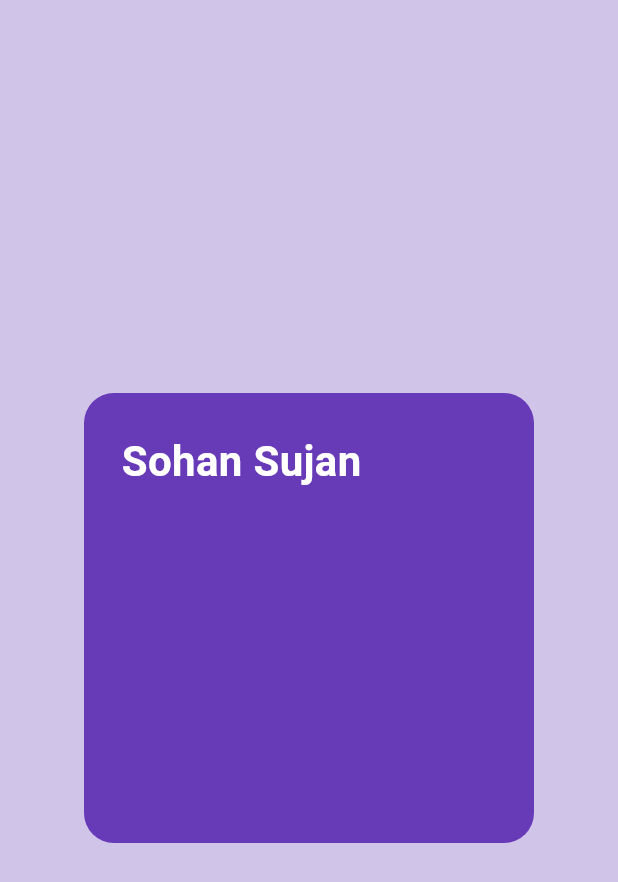
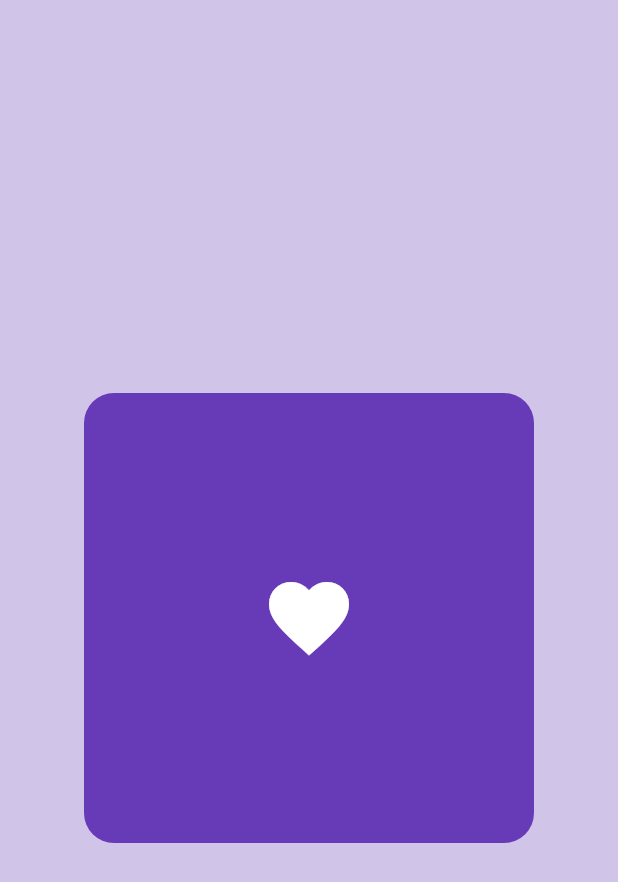
Before and after one commit to ProgrammerSohan/Flutter-Dart-Practices, a Flutter app: the screen it shows after launch, on a phone screen of 412 x 824 dp. Shown: the top 882 px of the screen. Run offline on Flutter 3.47's test engine with Material 3 defaults, Android fonts, the phone set to English and light mode, and no system bars.

Commit message:
06-widgets-icon

```diff
--- a/lib/main.dart
+++ b/lib/main.dart
@@ -28,20 +28,18 @@ class MyApp extends StatelessWidget {
             ),
 
             padding: EdgeInsets.all(25),
-            child: Text(
-              "Sohan Sujan",
-               style: TextStyle(
-                  color: Colors.white,
-                  fontSize: 28,
-                  fontWeight: FontWeight.bold,
+            child: Icon(
+                Icons.favorite,
+                color:Colors.white,
+                size: 64,
 
-               ),
+            ),
 
               ),
             ),
          ),
 
-    ),
     );
+
   }
 }
```
